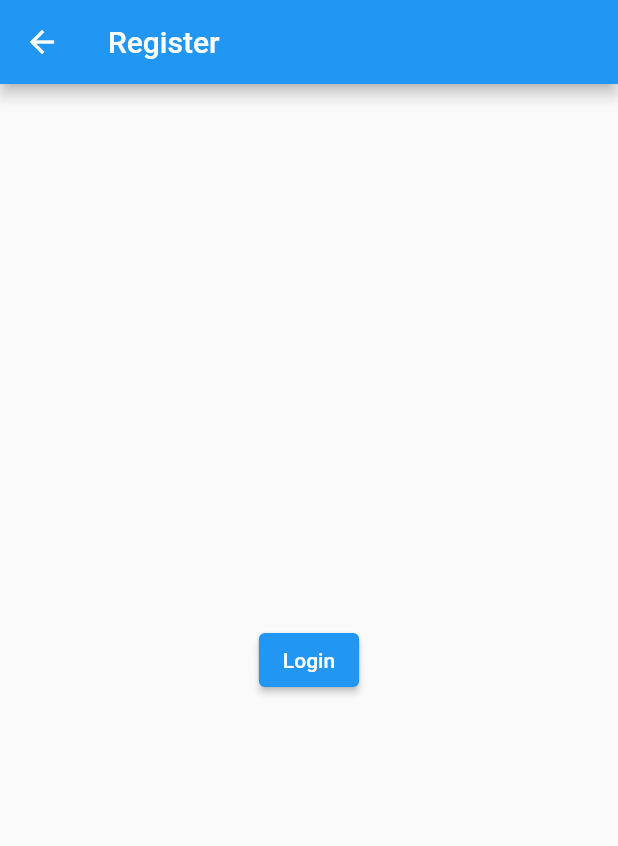
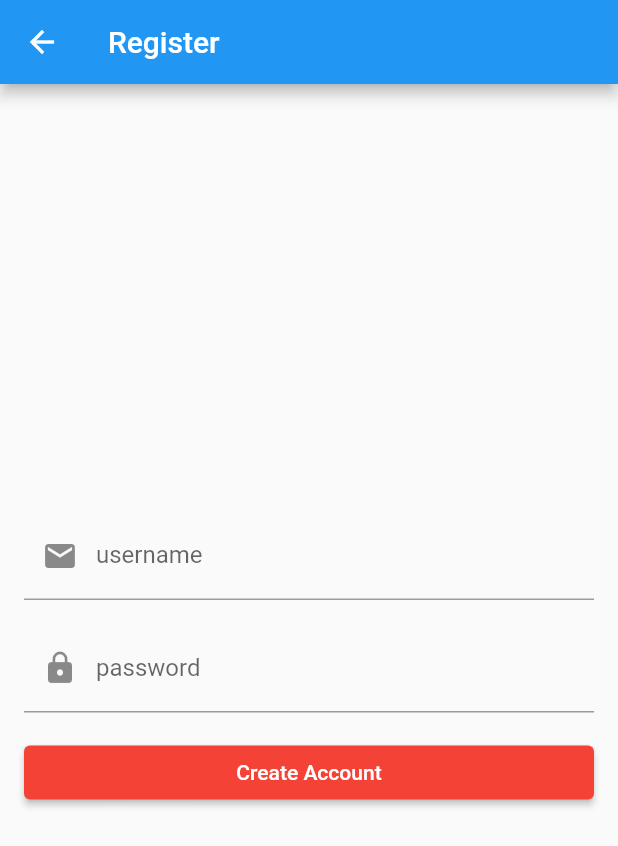
Before and after one commit to domma90/flutter-demo-xie, a Flutter app: the screen it shows after launch, after a tap on "Register", on a phone screen of 412 x 824 dp. Shown: the top 846 px of the screen. Run offline on Flutter 3.47's test engine with Material 2 defaults, Android fonts, the phone set to English and light mode, and no system bars.

Commit message:
pass data between screens

```diff
--- a/flutter_xie_demo/lib/main.dart
+++ b/flutter_xie_demo/lib/main.dart
@@ -1,5 +1,6 @@
 import 'package:flutter/material.dart';
 import 'package:flutter_xie_demo/ui/login_screen.dart';
+import 'package:flutter_xie_demo/ui/register_screen.dart';
 
 void main() {
   runApp(MyApp());
@@ -9,13 +10,14 @@ class MyApp extends StatelessWidget {
   @override
   Widget build(BuildContext context) {
     return MaterialApp(
-      home: LoginScreen(),
-      // routes: ,
+      // initialRoute: '/',
+      routes: {
+        '/': (context) => LoginScreen(),
+        '/register': (context) => RegisterScreen()
+      },
     );
   }
 }
-
-
 
 /*
 
@@ -127,3 +129,20 @@ class _MyHomePageState extends State<MyHomePage> {
   }
 }
 */
+
+/* onGenerateRoute: (settings) {
+    // If you push the PassArguments route
+    if (settings.name == PassArgumentsScreen.routeName) {
+      // Cast the arguments to the correct type: ScreenArguments.
+      final ScreenArguments args = settings.arguments;
+
+      // Then, extract the required data from the arguments and
+      // pass the data to the correct screen.
+      return MaterialPageRoute(
+        builder: (context) {
+          return PassArgumentsScreen(
+            title: args.title,
+            message: args.message,
+          );
+        },
+      );*/
--- a/flutter_xie_demo/lib/ui/login_screen.dart
+++ b/flutter_xie_demo/lib/ui/login_screen.dart
@@ -3,18 +3,34 @@ import 'package:flutter/material.dart';
 import 'package:flutter_xie_demo/ui/register_screen.dart';
 
 class LoginScreen extends StatelessWidget {
+
+  LoginScreen();
+
   @override
   Widget build(BuildContext context) {
+    final LoginScreenArguments args = ModalRoute.of(context).settings.arguments;
+
+
     return Scaffold(
       appBar: AppBar(
         title: Text("Login"),
       ),
-      body: LoginBody(),
+      body: args == null
+          ? LoginBody()
+          : LoginBody(
+              username: args.username,
+              password: args.password,
+            ),
     );
   }
 }
 
 class LoginBody extends StatefulWidget {
+  final String username;
+  final String password;
+
+  LoginBody({this.username, this.password});
+
   @override
   State<StatefulWidget> createState() {
     return LoginBodyState();
@@ -28,8 +44,17 @@ class LoginBodyState extends State<LoginBody> {
   @override
   void initState() {
     super.initState();
+
     usernameCont = TextEditingController();
     passwordCont = TextEditingController();
+
+    if (widget.username != null) {
+      usernameCont.text = widget.username;
+    }
+
+    if (widget.password != null) {
+      passwordCont.text = widget.password;
+    }
   }
 
   @override
@@ -41,6 +66,7 @@ class LoginBodyState extends State<LoginBody> {
 
   @override
   Widget build(BuildContext context) {
+
     return Container(
       margin: EdgeInsets.symmetric(horizontal: 16),
       child: Column(
@@ -108,9 +134,21 @@ class LoginBodyState extends State<LoginBody> {
   }
 
   void _register() {
-    Navigator.push(
+    /*Navigator.push(
       context,
       MaterialPageRoute(builder: (context) => RegisterScreen()),
+    );*/
+    Navigator.pushNamed(
+      context,
+      "/register",
+      arguments: {'key1': 'value1', 'key2': 'value2'},
     );
   }
 }
+
+class LoginScreenArguments {
+  final String username;
+  final String password;
+
+  LoginScreenArguments(this.username, this.password);
+}
--- a/flutter_xie_demo/lib/ui/register_screen.dart
+++ b/flutter_xie_demo/lib/ui/register_screen.dart
@@ -6,15 +6,88 @@ class RegisterScreen extends StatelessWidget {
   @override
   Widget build(BuildContext context) {
     return Scaffold(
-      appBar: AppBar(title: Text("Register"),),
-      body: Center(
-        child: ElevatedButton(
-          onPressed: () {
-            Navigator.pop(context);
-          },
-          child: Text("Login"),
-        ),
+      appBar: AppBar(
+        title: Text("Register"),
+      ),
+      body: RegisterScreenBody(),
+    );
+  }
+}
+
+class RegisterScreenBody extends StatefulWidget {
+  @override
+  State<StatefulWidget> createState() {
+    return RegisterScreenBodyState();
+  }
+}
+
+class RegisterScreenBodyState extends State<RegisterScreenBody> {
+  TextEditingController usernameCont;
+  TextEditingController passwordCont;
+
+  @override
+  void initState() {
+    usernameCont = TextEditingController();
+    passwordCont = TextEditingController();
+    super.initState();
+  }
+
+  @override
+  void dispose() {
+    usernameCont.dispose();
+    passwordCont.dispose();
+    super.dispose();
+  }
+
+  @override
+  Widget build(BuildContext context) {
+    return Container(
+      margin: EdgeInsets.symmetric(horizontal: 16),
+      child: Column(
+        mainAxisAlignment: MainAxisAlignment.center,
+        crossAxisAlignment: CrossAxisAlignment.stretch,
+        children: [
+          TextFormField(
+            keyboardType: TextInputType.emailAddress,
+            controller: usernameCont,
+            decoration: InputDecoration(
+              labelText: "username",
+              prefixIcon: Icon(Icons.email),
+            ),
+          ),
+          SizedBox(
+            height: 16,
+          ),
+          TextFormField(
+            obscureText: true,
+            keyboardType: TextInputType.visiblePassword,
+            controller: passwordCont,
+            decoration: InputDecoration(
+              labelText: "password",
+              prefixIcon: Icon(Icons.lock),
+            ),
+          ),
+          SizedBox(
+            height: 16,
+          ),
+          ElevatedButton(
+            onPressed: _register,
+            child: Text("Create Account"),
+            style: ElevatedButton.styleFrom(
+              primary: Colors.red,
+              onPrimary: Colors.white,
+            ),
+          ),
+        ],
       ),
     );
   }
+
+  void _register() {
+    Navigator.pushNamed(
+      context,
+      "/",
+      arguments: LoginScreenArguments(usernameCont.text, passwordCont.text),
+    );
+  }
 }
```
